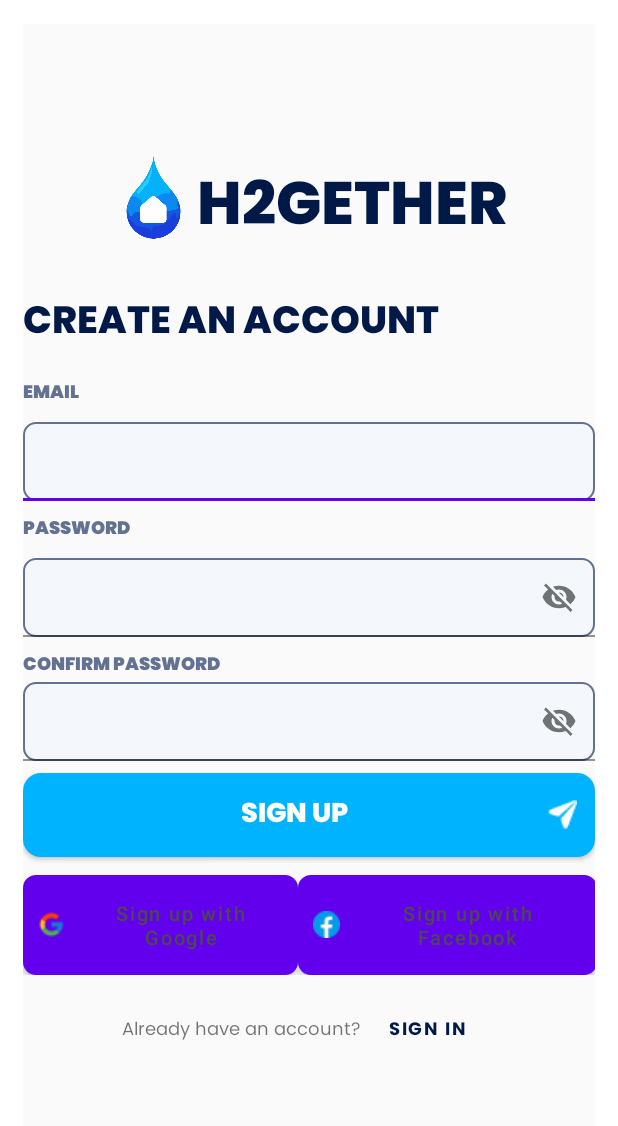
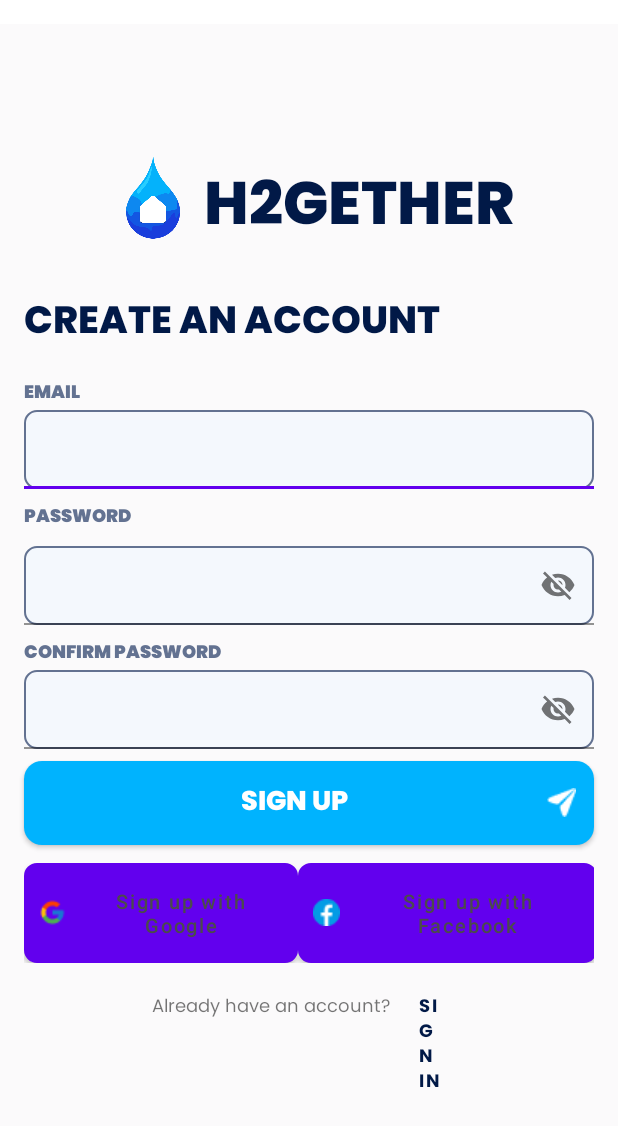
Before and after one commit to irishmicoletcando/h2gether-mobile-app, an Android app: the layout activity_signup.xml on its own in the app's theme, with its tools: preview values and no code run, on a phone screen of 412 x 824 dp. Shown: the top 1126 px of the screen. Run offline under Robolectric (Android 15) with nearby library versions, the phone set to English and light mode, and no system bars.

Commit message:
Fix left and right margin of elements

```diff
--- a/app/src/main/res/layout/activity_signup.xml
+++ b/app/src/main/res/layout/activity_signup.xml
@@ -4,9 +4,7 @@
     xmlns:tools="http://schemas.android.com/tools"
     android:layout_width="match_parent"
     android:layout_height="match_parent"
-    android:layout_marginLeft="15dp"
     android:layout_marginTop="16dp"
-    android:layout_marginRight="15dp"
     android:background="#FBFAFB"
     tools:context=".Signup">
 
@@ -60,6 +58,7 @@
         android:text="CREATE AN ACCOUNT"
         android:textColor="#011947"
         android:textSize="25sp"
+        style="@style/MarginStyle"
         app:layout_constraintStart_toStartOf="parent"
         app:layout_constraintTop_toBottomOf="@+id/ll_h2gether_logo_heading_group" />
 
@@ -73,6 +72,7 @@
         android:text="EMAIL"
         android:textColor="#637291"
         android:textSize="12sp"
+        style="@style/MarginStyle"
         app:layout_constraintStart_toStartOf="parent"
         app:layout_constraintTop_toBottomOf="@+id/tv_signup_heading" />
 
@@ -80,25 +80,29 @@
         android:id="@+id/til_input_email"
         android:layout_width="match_parent"
         android:layout_height="wrap_content"
+        style="@style/MarginStyle"
         app:layout_constraintEnd_toEndOf="@id/guideline2"
         app:layout_constraintStart_toStartOf="@id/guideline1"
         app:layout_constraintTop_toBottomOf="@+id/tv_email_heading">
 
-    <!-- Input email area -->
+        <!-- Input email area -->
         <com.google.android.material.textfield.TextInputEditText
-        android:id="@+id/et_input_email"
-        android:layout_width="match_parent"
-        android:layout_height="wrap_content"
-        android:layout_marginTop="8dp"
-        android:background="@drawable/edittext_border"
-        android:padding="15dp"/>
+            android:id="@+id/et_input_email"
+            android:layout_width="match_parent"
+            android:layout_height="wrap_content"
+            android:background="@drawable/edittext_border"
+            android:padding="15dp" />
     </com.google.android.material.textfield.TextInputLayout>
 
     <!-- Password heading -->
+
+    <!-- Input password area -->
     <TextView
         android:id="@+id/tv_password_heading"
+        style="@style/MarginStyle"
         android:layout_width="wrap_content"
         android:layout_height="wrap_content"
+        android:layout_marginStart="16dp"
         android:layout_marginTop="8dp"
         android:fontFamily="@font/poppins_black"
         android:text="PASSWORD"
@@ -107,13 +111,13 @@
         app:layout_constraintStart_toStartOf="parent"
         app:layout_constraintTop_toBottomOf="@+id/til_input_email" />
 
-    <!-- Input password area -->
     <com.google.android.material.textfield.TextInputLayout
         android:id="@+id/til_input_password"
         android:layout_width="match_parent"
         android:layout_height="wrap_content"
         app:layout_constraintEnd_toEndOf="@id/guideline2"
         app:layout_constraintStart_toStartOf="@id/guideline1"
+        style="@style/MarginStyle"
         app:layout_constraintTop_toBottomOf="@+id/tv_password_heading"
         app:passwordToggleEnabled="true">
 
@@ -136,14 +140,16 @@
         android:text="CONFIRM PASSWORD"
         android:textColor="#637291"
         android:textSize="12sp"
+        style="@style/MarginStyle"
         app:layout_constraintStart_toStartOf="parent"
         app:layout_constraintTop_toBottomOf="@+id/til_input_password" />
 
-    <!-- Input password area -->
+    <!-- Confirm password area -->
     <com.google.android.material.textfield.TextInputLayout
         android:id="@+id/til_confirm_password"
         android:layout_width="match_parent"
         android:layout_height="wrap_content"
+        style="@style/MarginStyle"
         app:layout_constraintEnd_toEndOf="@id/guideline2"
         app:layout_constraintStart_toStartOf="@id/guideline1"
         app:layout_constraintTop_toBottomOf="@+id/tv_confirm_password_heading"
@@ -157,12 +163,10 @@
             android:padding="15dp"
             app:layout_constraintEnd_toEndOf="parent"
             app:layout_constraintHorizontal_bias="1.0"
-            app:layout_constraintStart_toStartOf="parent"
-            tools:layout_editor_absoluteY="420dp" />
+            app:layout_constraintStart_toStartOf="parent" />
     </com.google.android.material.textfield.TextInputLayout>
 
     <!-- Sign up button-->
-
     <androidx.appcompat.widget.AppCompatButton
         android:id="@+id/btn_signup"
         android:layout_width="match_parent"
@@ -175,41 +179,10 @@
         android:text="SIGN UP"
         android:textColor="#FFFFFF"
         android:textSize="18sp"
+        style="@style/MarginStyle"
         app:layout_constraintTop_toBottomOf="@+id/til_confirm_password"
         tools:layout_editor_absoluteX="0dp" />
 
-    <LinearLayout
-        android:id="@+id/ll_login_account"
-        android:layout_width="wrap_content"
-        android:layout_height="wrap_content"
-        android:orientation="horizontal"
-        app:layout_constraintBottom_toBottomOf="parent"
-        app:layout_constraintEnd_toEndOf="parent"
-        app:layout_constraintStart_toStartOf="parent"
-        app:layout_constraintTop_toBottomOf="@+id/ll_login_social_media_group"
-        app:layout_constraintVertical_bias="0.104">
-
-        <!-- Already have an account text-->
-        <TextView
-            android:id="@+id/tv_has_registered_account"
-            android:layout_width="wrap_content"
-            android:layout_height="wrap_content"
-            android:fontFamily="@font/poppins"
-            android:text="Already have an account? "
-            android:textSize="12sp" />
-
-        <!-- Sign in button-->
-        <Button
-            android:id="@+id/btn_signin_account"
-            android:layout_width="wrap_content"
-            android:layout_height="wrap_content"
-            android:background="@android:color/transparent"
-            android:fontFamily="@font/poppins_bold"
-            android:text="SIGN IN"
-            android:textAlignment="textStart"
-            android:textColor="#011947"
-            android:textSize="12sp" />
-    </LinearLayout>
 
     <LinearLayout
         android:id="@+id/ll_login_social_media_group"
@@ -217,6 +190,7 @@
         android:layout_height="wrap_content"
         android:layout_marginTop="12dp"
         android:orientation="horizontal"
+        style="@style/MarginStyle"
         app:layout_constraintEnd_toEndOf="@id/guideline2"
         app:layout_constraintStart_toStartOf="@id/guideline1"
         app:layout_constraintTop_toBottomOf="@+id/btn_signup">
@@ -255,6 +229,39 @@
             android:textSize="13sp" />
     </LinearLayout>
 
+    <LinearLayout
+        android:id="@+id/ll_login_account"
+        android:layout_width="wrap_content"
+        android:layout_height="wrap_content"
+        android:orientation="horizontal"
+        app:layout_constraintBottom_toBottomOf="parent"
+        app:layout_constraintEnd_toEndOf="@id/guideline2"
+        app:layout_constraintStart_toStartOf="@id/guideline1"
+        app:layout_constraintTop_toBottomOf="@+id/ll_login_social_media_group"
+        app:layout_constraintVertical_bias="0.105">
+
+        <!-- Already have an account text-->
+        <TextView
+            android:id="@+id/tv_has_registered_account"
+            android:layout_width="wrap_content"
+            android:layout_height="wrap_content"
+            android:fontFamily="@font/poppins"
+            android:text="Already have an account? "
+            android:textSize="12sp" />
+
+        <!-- Sign in button-->
+        <Button
+            android:id="@+id/btn_signin_account"
+            android:layout_width="48dp"
+            android:layout_height="wrap_content"
+            android:background="@android:color/transparent"
+            android:fontFamily="@font/poppins_bold"
+            android:text="SIGN IN"
+            android:textAlignment="textStart"
+            android:textColor="#011947"
+            android:textSize="12sp" />
+    </LinearLayout>
+
     <androidx.constraintlayout.widget.Guideline
         android:id="@+id/guideline1"
         android:layout_width="wrap_content"
--- /dev/null
+++ b/app/src/main/res/values/styles.xml
@@ -0,0 +1,7 @@
+<?xml version="1.0" encoding="utf-8"?>
+<resources>
+    <style name="MarginStyle">
+        <item name="android:layout_marginStart">16dp</item>
+        <item name="android:layout_marginEnd">16dp</item>
+    </style>
+</resources>
```
